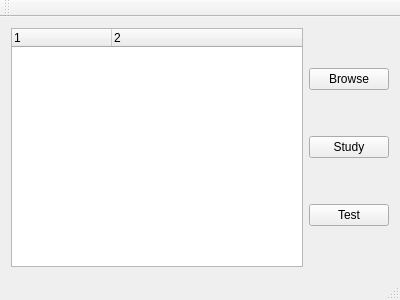
HuangHuafeng/repeat, file HaiBeiDanCi/mainwindow.ui: the form before one commit.
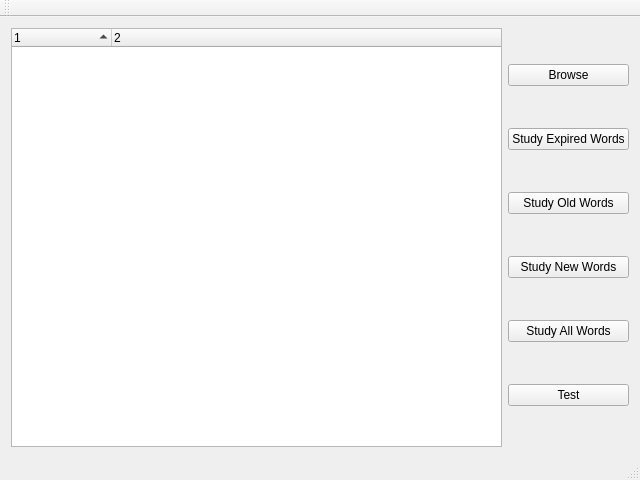
The form after the commit.

Commit message: seems much better now; It's time to improve the review algorithm

Diff of the .ui file:
```diff
--- a/HaiBeiDanCi/mainwindow.ui
+++ b/HaiBeiDanCi/mainwindow.ui
@@ -6,8 +6,8 @@
    <rect>
     <x>0</x>
     <y>0</y>
-    <width>400</width>
-    <height>300</height>
+    <width>640</width>
+    <height>480</height>
    </rect>
   </property>
   <property name="windowTitle">
@@ -17,6 +17,12 @@
    <layout class="QHBoxLayout" name="horizontalLayout">
     <item>
      <widget class="QTreeWidget" name="twBooks">
+      <property name="indentation">
+       <number>0</number>
+      </property>
+      <property name="sortingEnabled">
+       <bool>true</bool>
+      </property>
       <property name="columnCount">
        <number>2</number>
       </property>
@@ -44,7 +50,28 @@
       <item>
        <widget class="QPushButton" name="pushButton">
         <property name="text">
-         <string>Study</string>
+         <string>Study Expired Words</string>
+        </property>
+       </widget>
+      </item>
+      <item>
+       <widget class="QPushButton" name="pushReview">
+        <property name="text">
+         <string>Study Old Words</string>
+        </property>
+       </widget>
+      </item>
+      <item>
+       <widget class="QPushButton" name="pushStudy">
+        <property name="text">
+         <string>Study New Words</string>
+        </property>
+       </widget>
+      </item>
+      <item>
+       <widget class="QPushButton" name="pushRevSd">
+        <property name="text">
+         <string>Study All Words</string>
         </property>
        </widget>
       </item>
```
Left out of the diff: 6 changed lines with no effect on the pictures. The commit also changes 14 other files.
